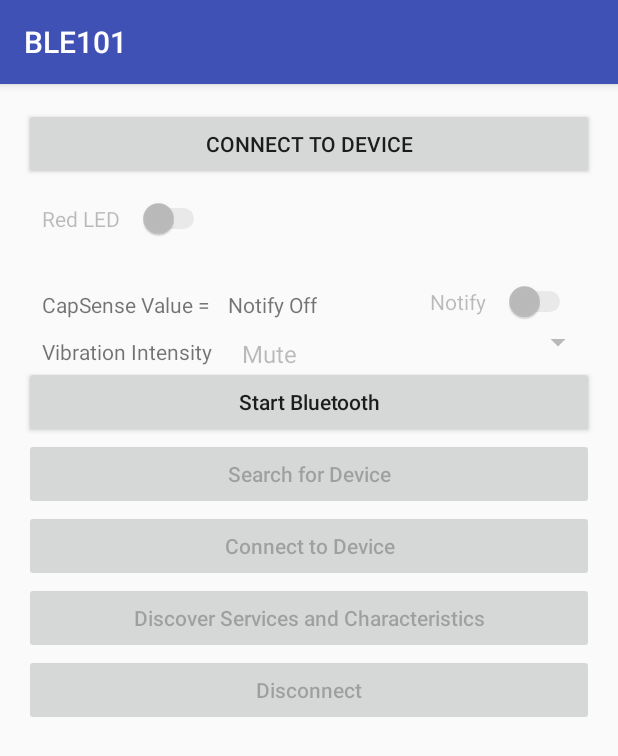
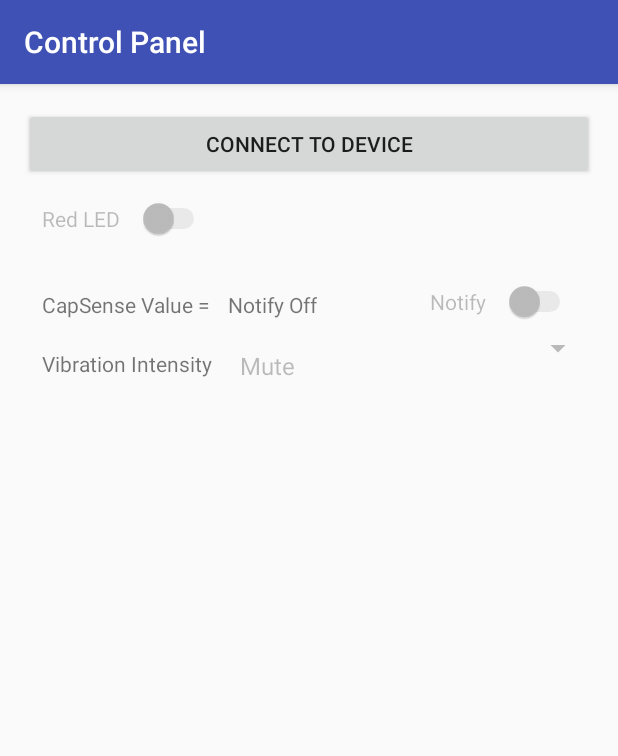
Before and after one commit to rdeiaco/capstone70, an Android app: the screen it shows after launch (MainActivity), on a phone screen of 412 x 824 dp. Shown: the top 756 px of the screen. Run offline under Robolectric (Android 15) with nearby library versions, the phone set to English and light mode, and no system bars; 1 statement that could not run was skipped.

Commit message:
More changes

```diff
--- a/BLE101/app/src/main/java/com/cypress/academy/ble101/MainActivity.java
+++ b/BLE101/app/src/main/java/com/cypress/academy/ble101/MainActivity.java
@@ -69,11 +69,6 @@ public class MainActivity extends AppCompatActivity {
 
     // Variables to access objects from the layout such as buttons, switches, values
     private static TextView mCapsenseValue;
-    private static Button start_button;
-    private static Button search_button;
-    private static Button connect_button;
-    private static Button discover_button;
-    private static Button disconnect_button;
     private static Switch led_switch;
     private static Switch cap_switch;
 
@@ -140,11 +135,6 @@ public class MainActivity extends AppCompatActivity {
         mCapsenseValue = (TextView) findViewById(R.id.capsense_value);
 
         // Set up variables for accessing buttons and slide switches
-        start_button = (Button) findViewById(R.id.start_button);
-        search_button = (Button) findViewById(R.id.search_button);
-        connect_button = (Button) findViewById(R.id.connect_button);
-        discover_button = (Button) findViewById(R.id.discoverSvc_button);
-        disconnect_button = (Button) findViewById(R.id.disconnect_button);
         led_switch = (Switch) findViewById(R.id.led_switch);
         cap_switch = (Switch) findViewById(R.id.capsense_switch);
         connect_device_button = (Button) findViewById(R.id.connect_device_button);
@@ -317,51 +307,51 @@ public class MainActivity extends AppCompatActivity {
      *
      * @param view the view object
      */
-    public void searchBluetooth(View view) {
+/*    public void searchBluetooth(View view) {
         if(mServiceConnected) {
             mBleService.scan();
-        }
+        }*/
 
         /* After this we wait for the scan callback to detect that a device has been found */
         /* The callback broadcasts a message which is picked up by the mGattUpdateReceiver */
-    }
+//    }
 
     /**
      * This method handles the Connect to Device button
      *
      * @param view the view object
      */
-    public void connectBluetooth(View view) {
+/*    public void connectBluetooth(View view) {
         mBleService.connect();
-
+*/
         /* After this we wait for the gatt callback to report the device is connected */
         /* That event broadcasts a message which is picked up by the mGattUpdateReceiver */
-    }
+//    }
 
     /**
      * This method handles the Discover Services and Characteristics button
      *
      * @param view the view object
      */
-    public void discoverServices(View view) {
+//    public void discoverServices(View view) {
         /* This will discover both services and characteristics */
-        mBleService.discoverServices();
+//        mBleService.discoverServices();
 
         /* After this we wait for the gatt callback to report the services and characteristics */
         /* That event broadcasts a message which is picked up by the mGattUpdateReceiver */
-    }
+//    }
 
     /**
      * This method handles the Disconnect button
      *
      * @param view the view object
      */
-     public void Disconnect(View view) {
-        mBleService.disconnect();
+//     public void Disconnect(View view) {
+//        mBleService.disconnect();
 
         /* After this we wait for the gatt callback to report the device is disconnected */
         /* That event broadcasts a message which is picked up by the mGattUpdateReceiver */
-    }
+//    }
 
     public void findAndConnectToDevice(View view) {
         startBluetooth(view);
@@ -397,9 +387,6 @@ public class MainActivity extends AppCompatActivity {
                     /* action when sending Capsense notifications */
                     if (!mConnectState) {
                         // Disable the connect button, enable the discover services and disconnect buttons
-                        //connect_button.setEnabled(false);
-                        //discover_button.setEnabled(true);
-                        //disconnect_button.setEnabled(true);
                         vibIntensitySpinner.setEnabled(true);
                         vibIntensitySpinner.setClickable(true);
                         mConnectState = true;
@@ -411,10 +398,6 @@ public class MainActivity extends AppCompatActivity {
                     }
                     break;
                 case com.cypress.academy.ble101.mBleService.ACTION_DISCONNECTED:
-                    // Disable the disconnect, discover svc, discover char button, and enable the search button
-                    //disconnect_button.setEnabled(false);
-                    //discover_button.setEnabled(false);
-                    //search_button.setEnabled(true);
                     // Turn off and disable the LED and CapSense switches
                     led_switch.setChecked(false);
                     led_switch.setEnabled(false);
@@ -432,8 +415,6 @@ public class MainActivity extends AppCompatActivity {
                     connect_device_button.setEnabled(true);
                     break;
                 case com.cypress.academy.ble101.mBleService.ACTION_SERVICES_DISCOVERED:
-                    // Disable the discover services button
-                    //discover_button.setEnabled(false);
                     // Enable the LED and CapSense switches
                     led_switch.setEnabled(true);
                     cap_switch.setEnabled(true);
--- a/BLE101/app/src/main/java/com/cypress/academy/ble101/mBleService.java
+++ b/BLE101/app/src/main/java/com/cypress/academy/ble101/mBleService.java
@@ -73,7 +73,7 @@ import java.util.UUID;
 public class mBleService extends Service {
     private final static String TAG = mBleService.class.getSimpleName();
 
-    private static final long SCAN_PERIOD = 10000;
+    private static final long SCAN_PERIOD = 5000;
 
     private Handler mHandler;
 
@@ -325,14 +325,14 @@ public class mBleService extends Service {
      * {@code BluetoothGattCallback#onConnectionStateChange(android.bluetooth.BluetoothGatt, int, int)}
      * callback.
      */
-    public void disconnect() {
+/*    public void disconnect() {
         if (mBluetoothAdapter == null || mBluetoothGatt == null) {
             Log.w(TAG, "BluetoothAdapter not initialized");
             return;
         }
         mBluetoothGatt.disconnect();
     }
-
+*/
     /**
      * After using a given BLE device, the app must call this method to ensure resources are
      * released properly.
@@ -506,7 +506,6 @@ public class mBleService extends Service {
             mAlarmCharacteristic = mService.getCharacteristic(UUID.fromString(alarmCharacteristicUUID));
             mAlarmCharacteristic.setWriteType(BluetoothGattCharacteristic.WRITE_TYPE_DEFAULT);
 
-
             /* Get the CapSense CCCD */
             mCapSenseCccd = mCapsenseCharacteristic.getDescriptor(UUID.fromString(CccdUUID));
 
--- a/BLE101/app/src/main/res/layout/activity_main.xml
+++ b/BLE101/app/src/main/res/layout/activity_main.xml
@@ -105,16 +105,16 @@ http://www.cypress.com/products/bluetooth-low-energy-ble
             android:layout_height="wrap_content"
             android:paddingStart="12dp"
             android:paddingEnd="12dp"
-            android:paddingTop="12dp" />
+            android:paddingTop="20dp" />
 
 
         <Spinner
             android:layout_width="match_parent"
             android:layout_height="wrap_content"
-            android:layout_toEndOf="@+id/vibrateIntensityTitle"
+            android:layout_toEndOf="@+id/capsense_header"
             android:id="@+id/vibrate_intensity_spinner"
             android:layout_below="@+id/capsense_switch"
-            android:paddingTop="12dp"
+            android:paddingTop="20dp"
             android:enabled="false"
             android:clickable="false"
             android:layout_alignTop="@+id/vibrateIntensityTitle"
@@ -122,55 +122,5 @@ http://www.cypress.com/products/bluetooth-low-energy-ble
 
     </RelativeLayout>
 
-    <Button
-        android:id="@+id/start_button"
-        android:text="@string/Start"
-        android:layout_width="match_parent"
-        android:layout_height="wrap_content"
-        android:textAllCaps="false"
-        android:enabled="true"
-        android:onClick="startBluetooth"
-        />
-
-    <Button
-        android:id="@+id/search_button"
-        android:text="@string/Search"
-        android:layout_width="match_parent"
-        android:layout_height="wrap_content"
-        android:textAllCaps="false"
-        android:enabled="false"
-        android:onClick="searchBluetooth"
-        />
-
-    <Button
-        android:id="@+id/connect_button"
-        android:text="@string/Connect"
-        android:layout_width="match_parent"
-        android:layout_height="wrap_content"
-        android:textAllCaps="false"
-        android:enabled="false"
-        android:onClick="connectBluetooth"
-        />
-
-    <Button
-        android:id="@+id/discoverSvc_button"
-        android:text= "@string/DiscoverServices"
-        android:layout_width="match_parent"
-        android:layout_height="wrap_content"
-        android:textAllCaps="false"
-        android:enabled="false"
-        android:onClick="discoverServices"
-        />
-
-    <Button
-        android:id="@+id/disconnect_button"
-        android:text="@string/Disconnect"
-        android:layout_width="match_parent"
-        android:layout_height="wrap_content"
-        android:textAllCaps="false"
-        android:enabled="false"
-        android:onClick="Disconnect"
-        />
-
 
 </LinearLayout>
--- a/BLE101/app/src/main/res/values/strings.xml
+++ b/BLE101/app/src/main/res/values/strings.xml
@@ -1,5 +1,5 @@
 <resources>
-    <string name="app_name">BLE101</string>
+    <string name="app_name">Control Panel</string>
 
     <string name="Start">Start Bluetooth</string>
     <string name="Search">Search for Device</string>
```
